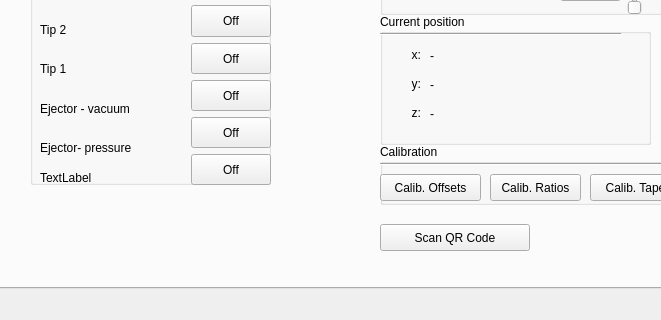
Before: the Qt Designer form pap_gui/ui/main_window.ui in JohanVer/PAP2015, drawn with Qt 5; both pictures show x 431 to 1092 and y 430 to 750 of the 1478 by 750 pixel window.
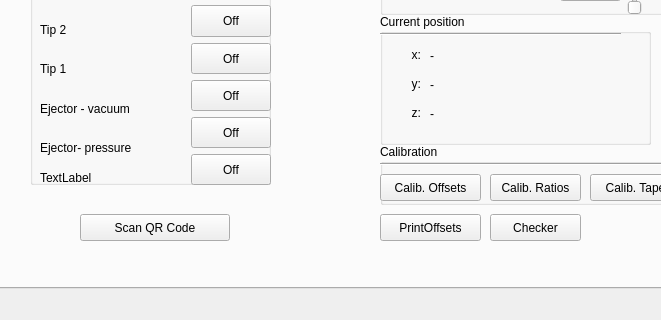
After: the same form once the commit is applied. The open tabs and pages were chosen to show the change. Icons and pictures are not drawn. Custom widgets are drawn as their Qt base class.

Commit message: stepper motor fixes, print buttons, checkerboard button

Patch:
```diff
--- a/pap_gui/ui/main_window.ui
+++ b/pap_gui/ui/main_window.ui
@@ -3313,8 +3313,8 @@
        <widget class="QPushButton" name="scanQRButton">
         <property name="geometry">
          <rect>
-          <x>800</x>
-          <y>600</y>
+          <x>500</x>
+          <y>590</y>
           <width>150</width>
           <height>27</height>
          </rect>
@@ -3323,6 +3323,32 @@
          <string>Scan QR Code</string>
         </property>
        </widget>
+       <widget class="QPushButton" name="printButton_offsets">
+        <property name="geometry">
+         <rect>
+          <x>800</x>
+          <y>590</y>
+          <width>101</width>
+          <height>27</height>
+         </rect>
+        </property>
+        <property name="text">
+         <string>PrintOffsets</string>
+        </property>
+       </widget>
+       <widget class="QPushButton" name="calibrationButton_checkerboard">
+        <property name="geometry">
+         <rect>
+          <x>910</x>
+          <y>590</y>
+          <width>91</width>
+          <height>27</height>
+         </rect>
+        </property>
+        <property name="text">
+         <string>Checker</string>
+        </property>
+       </widget>
       </widget>
      </widget>
     </item>
```
Left out of the diff: 22 changed lines with no effect on the pictures. The commit also changes 11 other files.
